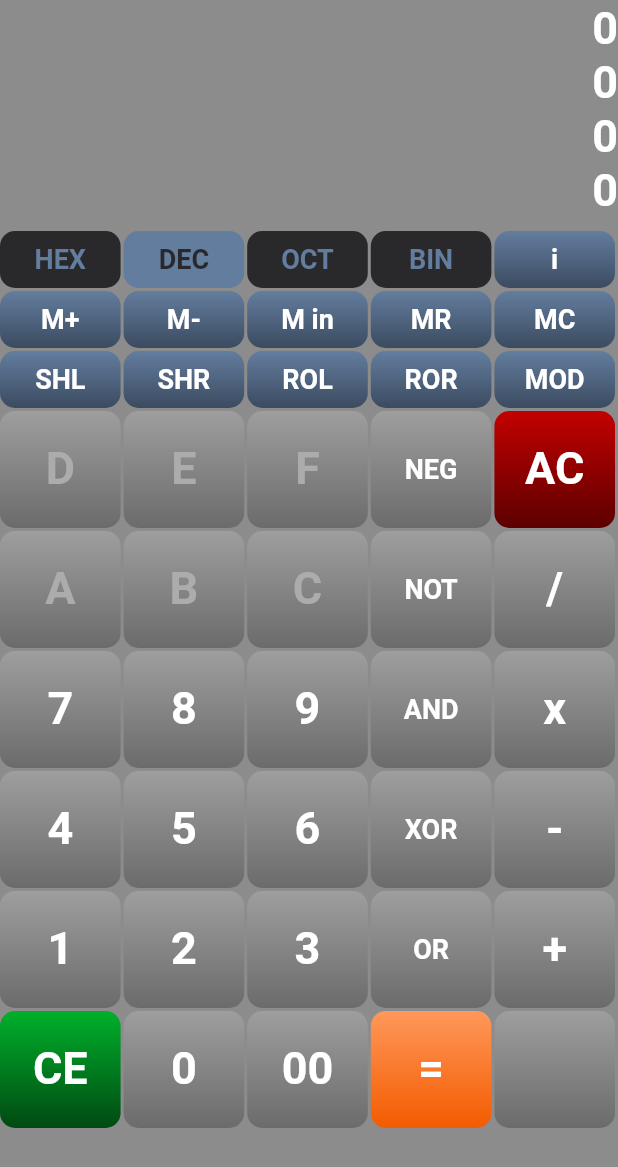
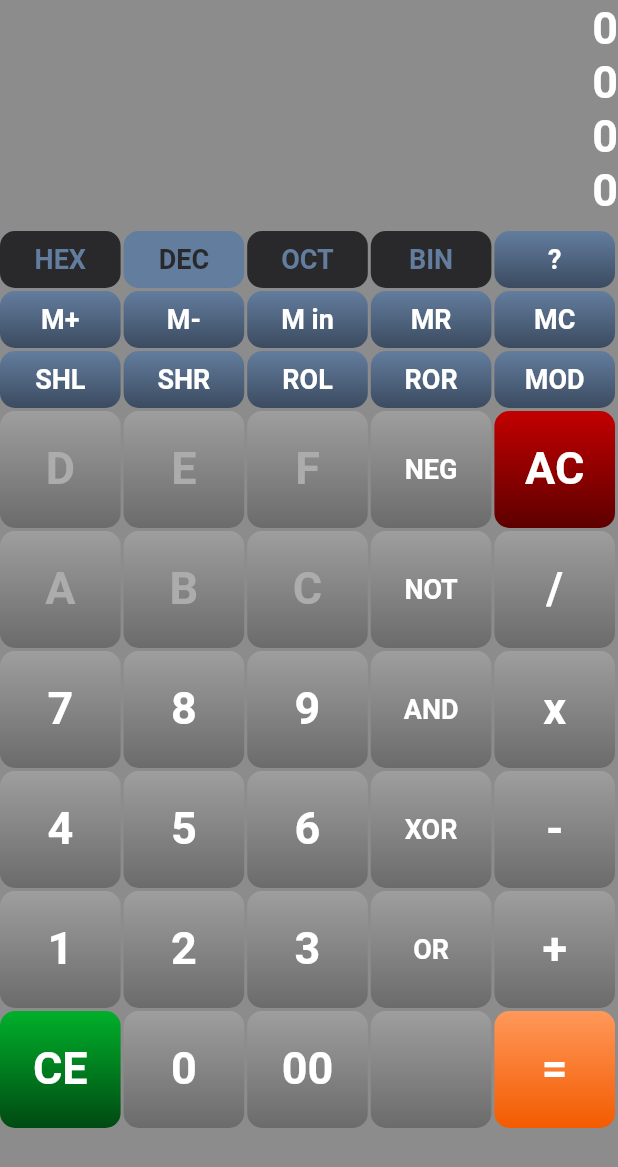
Before and after one commit to alpiepho/hexcalc_tn, a Flutter app: the screen it shows after launch, on a phone screen of 412 x 824 dp. Shown: the top 1167 px of the screen. Run offline on Flutter 3.47's test engine with Material 2 defaults, Android fonts, the light colour scheme and no system bars.

Commit message:
added disabled

```diff
--- a/lib/engine.dart
+++ b/lib/engine.dart
@@ -70,7 +70,7 @@ class Engine {
     grid[row][col] = new Cell(label: "DEC", style: kDarkLabelTextStyle, halfHeight: true, background: kBlueColor, gradient: false); col++;
     grid[row][col] = new Cell(label: "OCT", style: kBlueLabelTextStyle, halfHeight: true, background: kDarkColor, gradient: false); col++;
     grid[row][col] = new Cell(label: "BIN", style: kBlueLabelTextStyle, halfHeight: true, background: kDarkColor, gradient: false); col++;
-    grid[row][col] = new Cell(label: "i", style: kLabelTextStyle, halfHeight: true, background: kBlueColor); col++;
+    grid[row][col] = new Cell(label: "?", style: kLabelTextStyle, halfHeight: true, background: kBlueColor); col++;
     row++;
     col = 0;
     grid[row][col] = new Cell(label: "M+", style: kLabelTextStyle, halfHeight: true, background: kBlueColor); col++;
@@ -125,9 +125,8 @@ class Engine {
     grid[row][col] = new Cell(label: "CE", background: kGreenColor); col++;
     grid[row][col] = new Cell(label: "0"); col++;
     grid[row][col] = new Cell(label: "00"); col++;
+    grid[row][col] = new Cell(label: ""); col++;
     grid[row][col] = new Cell(label: "=", background: kOrangeColor); col++;
-    grid[row][col] = new Cell(label: ""); col++;
-
   }
 
   //
```
